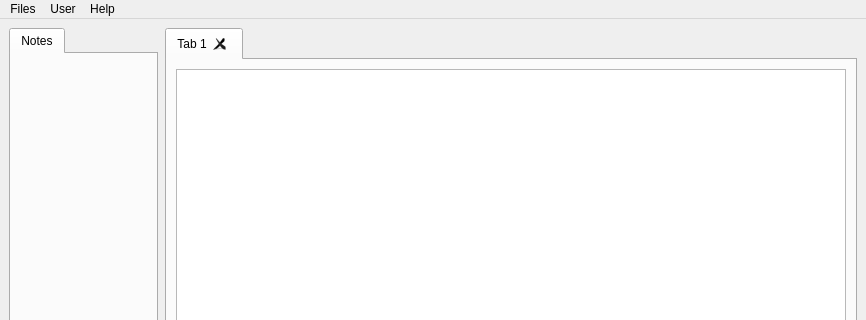
Old version of the form src/mainwindow.ui in the repository 2042Third/pdmQt; both pictures show x 0 to 866 and y 0 to 320 of the 866 by 905 pixel window.
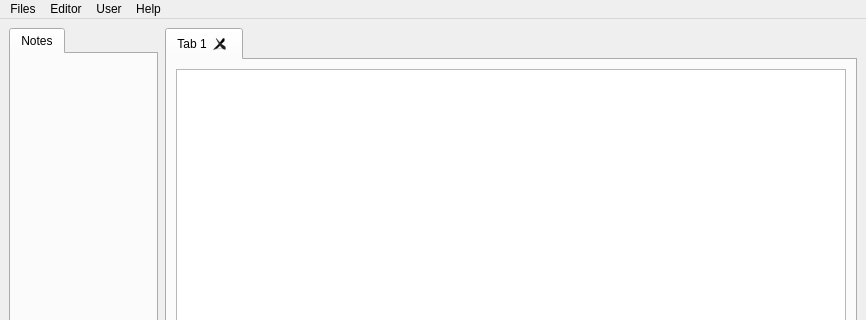
New version of the form. Icons and pictures are not drawn.

Commit message: Zoom In, Zoom out signals

```diff
--- a/src/mainwindow.ui
+++ b/src/mainwindow.ui
@@ -79,7 +79,7 @@
      <x>0</x>
      <y>0</y>
      <width>866</width>
-     <height>22</height>
+     <height>24</height>
     </rect>
    </property>
    <widget class="QMenu" name="menuFiles">
@@ -105,7 +105,21 @@
     </property>
     <addaction name="actionAccount"/>
    </widget>
+   <widget class="QMenu" name="menuEditor">
+    <property name="title">
+     <string>Editor</string>
+    </property>
+    <widget class="QMenu" name="menuView">
+     <property name="title">
+      <string>View</string>
+     </property>
+     <addaction name="actionZoom_In"/>
+     <addaction name="actionZoom_Out"/>
+    </widget>
+    <addaction name="menuView"/>
+   </widget>
    <addaction name="menuFiles"/>
+   <addaction name="menuEditor"/>
    <addaction name="menuUser"/>
    <addaction name="menuHelp"/>
   </widget>
```
Left out of the diff: 16 changed lines with no effect on the pictures. The commit also changes 2 other files.
